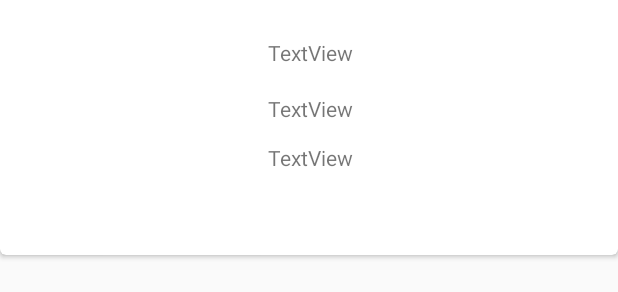
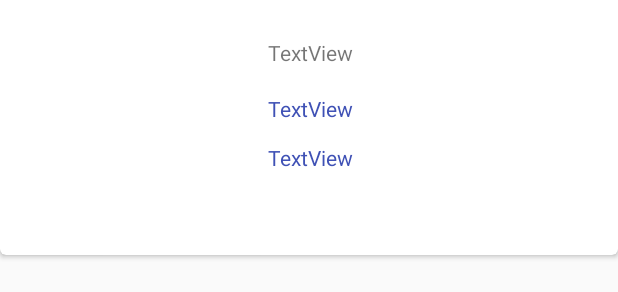
Before and after one commit to lkuza2/Business-Sync, an Android app: the layout contact.xml on its own in the app's theme, with its tools: preview values and no code run, on a phone screen of 412 x 824 dp. Shown: the part 513-805 px from the top of the screen. Run offline under Robolectric (Android 15) with nearby library versions, the phone set to English and light mode, and no system bars.

```diff
--- a/app/src/main/java/com/rose/businesssyncapp/contacts/ViewContactsFragment.java
+++ b/app/src/main/java/com/rose/businesssyncapp/contacts/ViewContactsFragment.java
@@ -83,7 +83,7 @@ public class ViewContactsFragment extends Fragment implements LoadContactsTask.O
           getActivity().runOnUiThread(new Runnable() {
               @Override
               public void run() {
-                  adapter = new ContactsAdapter(users);
+                  adapter = new ContactsAdapter(users, getContext());
                   recyclerView.setAdapter(adapter);
                   ViewContactsFragment.this.getView().findViewById(R.id.contact_progress_bar).setVisibility(View.INVISIBLE);
                   ((SwipeRefreshLayout) getView().findViewById(R.id.swiperefresh)).setRefreshing(false);
--- a/app/src/main/res/layout/contact.xml
+++ b/app/src/main/res/layout/contact.xml
@@ -34,13 +34,15 @@
                     android:layout_width="wrap_content"
                     android:layout_height="wrap_content" android:layout_below="@+id/contact_company_name"
                     android:layout_alignStart="@+id/contact_company_name" android:layout_marginTop="18dp"
-                    android:id="@+id/contact_phone"/>
+                    android:id="@+id/contact_phone" android:textColor="@color/colorPrimary"
+            />
             <TextView
                     android:text="TextView"
                     android:layout_width="wrap_content"
                     android:layout_height="wrap_content" android:layout_below="@+id/contact_phone"
                     android:layout_alignStart="@+id/contact_phone" android:layout_marginTop="13dp"
-                    android:id="@+id/contact_wrk_email"/>
+                    android:id="@+id/contact_wrk_email" android:textColor="@color/colorPrimary"
+            />
             <TextView
                     android:text="TextView"
                     android:layout_width="wrap_content"
--- a/app/src/main/res/values/colors.xml
+++ b/app/src/main/res/values/colors.xml
@@ -1,6 +1,6 @@
 <?xml version="1.0" encoding="utf-8"?>
 <resources>
-    <color name="colorPrimary">#3F51B5</color>
+    <color name="colorPrimary">#3f51b5</color>
     <color name="colorPrimaryDark">#303F9F</color>
     <color name="colorAccent">#FF4081</color>
 </resources>
```
Also changed, not shown: app/src/main/java/com/rose/businesssyncapp/contacts/ContactsAdapter.java (+38 -4 lines).
